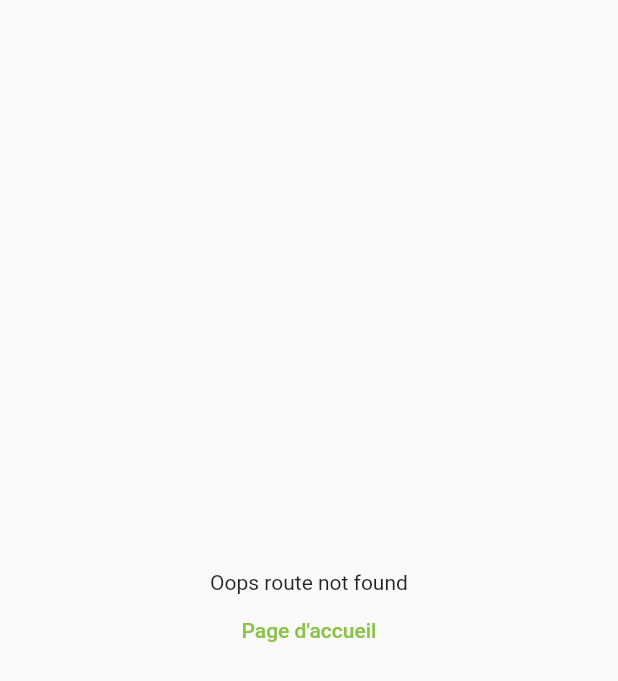
After one commit to boguis95/TripAgenda, a Flutter app: the NotFoundRoute screen opened directly, on a phone screen of 412 x 824 dp. The commit adds this screen. Shown: the top 681 px of the screen. Run offline on Flutter 3.47's test engine with Material 2 defaults, Android fonts, the phone set to English and light mode, and no system bars.

Commit message:
Ajout de la Navigation, Incrémentation du prix

```diff
--- a/lib/data/data.dart
+++ b/lib/data/data.dart
@@ -1,25 +1,30 @@
 
-import 'package:flutter_app/modeles/Activity.modele.dart';
+import 'package:flutter_app/modeles/Activity_modele.dart';
 
 List<Activity> activities = [
   Activity(
       image: 'assets/activities/louvre.jpg',
       name: 'Le Louvre',
       id: 'a1',
-      city: 'Paris'),
+      city: 'Paris',
+      price: 15.0),
+
   Activity(
       image: 'assets/activities/chaumont.jpg',
       name: 'Les buttes Chaumont',
       id: 'a2',
-      city: 'Paris'),
+      city: 'Paris',
+      price: 00.0),
   Activity(
       image: 'assets/activities/dame.jpg',
       name: 'Notre Dame',
       id: 'a3',
-      city: 'Paris'),
+      city: 'Paris',
+      price: 12.0),
   Activity(
       image: 'assets/activities/la_defense.jpg',
       name: 'La Défense',
       id: 'a4',
-      city: 'Paris'),
+      city: 'Paris',
+      price: 00.0),
 ];
--- a/lib/modeles/Activity.modele.dart
+++ b/lib/modeles/Activity_modele.dart
@@ -5,8 +5,10 @@ String name;
 String image;
 String id;
 String city;
+double price;
 
-Activity({this.name, this.image, this.id, this.city});
+
+Activity({this.name, this.image, this.id, this.city, this.price});
 
 //En Dart pas besoin de créer le getter et setter, c'est faot implicitement
 }
--- /dev/null
+++ b/lib/modeles/City_modele.dart
@@ -0,0 +1,8 @@
+
+class City {
+
+  String name;
+  String image;
+
+  City({this.name, this.image});
+}
--- a/lib/views/city/widgets/activity_card.dart
+++ b/lib/views/city/widgets/activity_card.dart
@@ -1,5 +1,5 @@
 import 'package:flutter/material.dart';
-import 'package:flutter_app/modeles/Activity.modele.dart';
+import 'package:flutter_app/modeles/Activity_modele.dart';
 
 class Activity_card extends StatelessWidget {
 
--- a/lib/views/city/widgets/activity_list.dart
+++ b/lib/views/city/widgets/activity_list.dart
@@ -1,5 +1,5 @@
 import 'package:flutter/cupertino.dart';
-import 'package:flutter_app/modeles/Activity.modele.dart';
+import 'package:flutter_app/modeles/Activity_modele.dart';
 
 import 'activity_card.dart';
 
--- a/lib/views/city/widgets/trip_activity_list.dart
+++ b/lib/views/city/widgets/trip_activity_list.dart
@@ -1,6 +1,6 @@
 import 'package:flutter/cupertino.dart';
 import 'package:flutter/material.dart';
-import 'package:flutter_app/modeles/Activity.modele.dart';
+import 'package:flutter_app/modeles/Activity_modele.dart';
 
 class TripActivityList extends StatelessWidget {
 
--- /dev/null
+++ b/lib/widget_utils/404.dart
@@ -0,0 +1,27 @@
+import 'package:flutter/material.dart';
+
+class NotFoundRoute extends StatelessWidget {
+  const NotFoundRoute({Key key}) : super(key: key);
+
+  @override
+  Widget build(BuildContext context) {
+    return Scaffold(
+      body: Container(
+        alignment: AlignmentDirectional.center,
+        child: Column(
+          mainAxisAlignment: MainAxisAlignment.center,
+          children: [
+            Text("Oops route not found"),
+            TextButton(
+              child: Text("Page d'accueil"),
+              onPressed: () => Navigator.pushNamed(context, "/"),
+
+            )
+          ],
+        ) ,
+
+      ),
+
+    );
+  }
+}
--- a/lib/widget_utils/DataWidget.dart
+++ b/lib/widget_utils/DataWidget.dart
@@ -2,7 +2,7 @@
 //                -> aux  widgets enfants
 
 import 'package:flutter/material.dart';
-import 'package:flutter_app/modeles/Activity.modele.dart';
+import 'package:flutter_app/modeles/Activity_modele.dart';
 import 'package:flutter_app/data/data.dart' as data;
 
 class DataWidget extends InheritedWidget {
```
Also changed, not shown: lib/main.dart (+14 -4 lines), lib/views/city/city_view.dart (renamed from lib/views/city/city.dart, +35 -13 lines), lib/views/city/widgets/tripOverview.dart (+7 -6 lines), lib/views/home/home_view.dart (renamed from lib/views/home/home.dart, +8 -14 lines), lib/views/home/widgets/city_card.dart (+28 -32 lines), lib/modeles/City.modele.dart (deleted), lib/modeles/Trip_modele.dart (renamed from lib/modeles/Trip.modele.dart).
